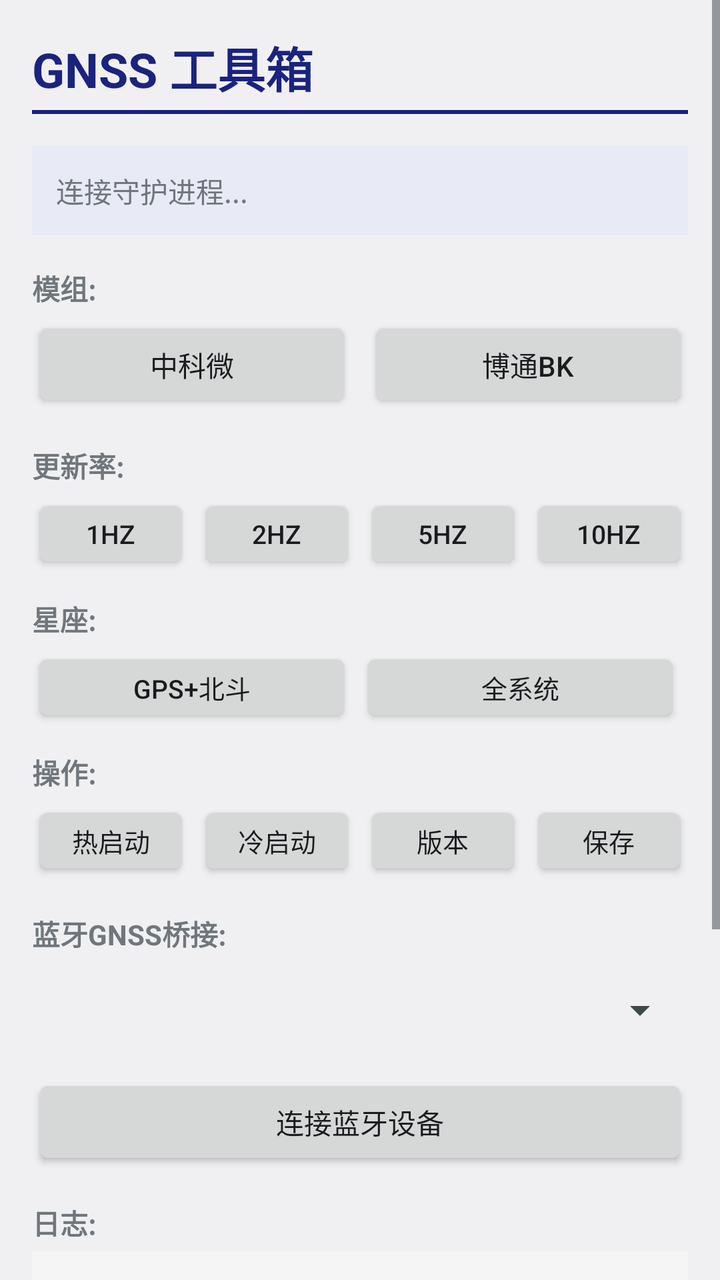
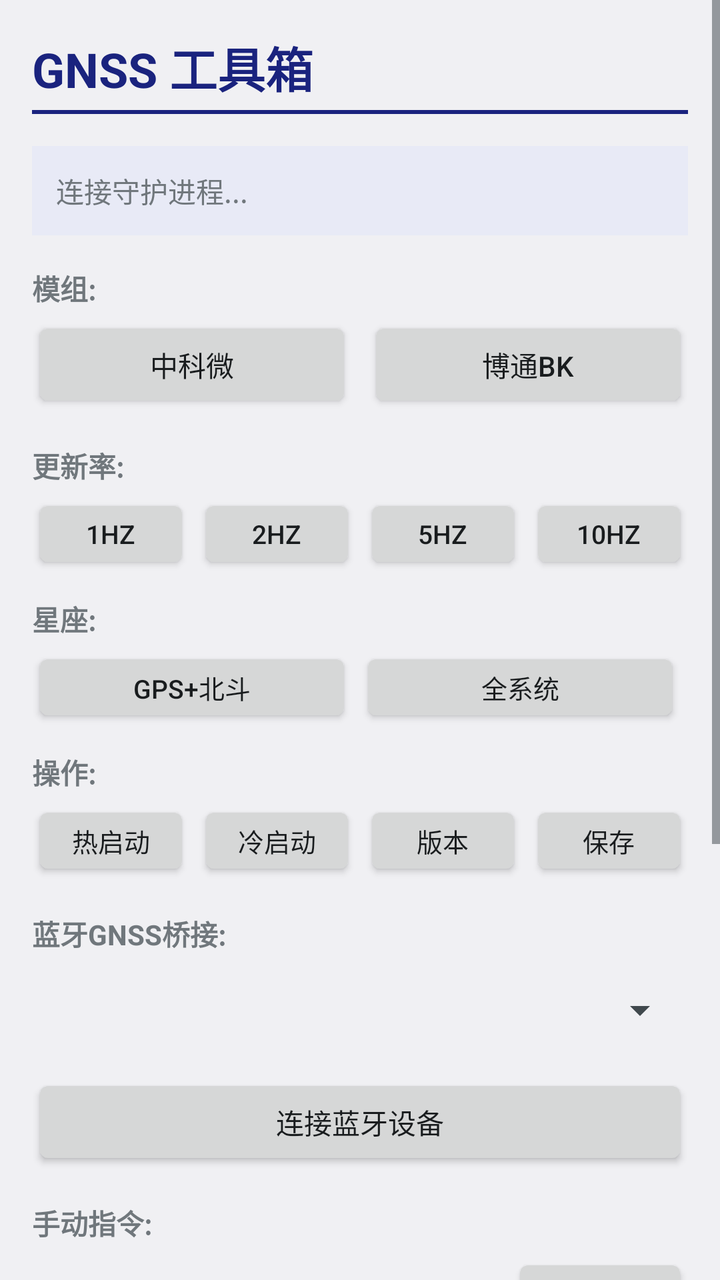

Screens rendered from an Android XML layout before and after an edit, with the pre-edit source and the edit as a unified diff.
<!-- AndroidManifest.xml: application theme android:Theme.DeviceDefault.Light.NoActionBar -->
<!-- res/layout/main.xml -->
<?xml version="1.0" encoding="utf-8"?>
<ScrollView xmlns:android="http://schemas.android.com/apk/res/android"
    android:layout_width="match_parent"
    android:layout_height="match_parent"
    android:fillViewport="true"
    android:fitsSystemWindows="true">

    <LinearLayout
        android:layout_width="match_parent"
        android:layout_height="wrap_content"
        android:orientation="vertical"
        android:padding="16dp">

        
        <TextView
            android:layout_width="wrap_content"
            android:layout_height="wrap_content"
            android:text="GNSS 工具箱"
            android:textSize="24sp"
            android:textStyle="bold"
            android:textColor="#1A237E"
            android:layout_marginBottom="4dp" />

        <View
            android:layout_width="match_parent"
            android:layout_height="2dp"
            android:background="#1A237E"
            android:layout_marginBottom="16dp" />

        
        <TextView
            android:id="@+id/tvStatus"
            android:layout_width="match_parent"
            android:layout_height="wrap_content"
            android:text="连接守护进程..."
            android:textSize="14sp"
            android:padding="12dp"
            android:background="#E8EAF6"
            android:layout_marginBottom="16dp" />

        
        <TextView
            android:layout_width="wrap_content"
            android:layout_height="wrap_content"
            android:text="模组:"
            android:textSize="14sp"
            android:textStyle="bold"
            android:layout_marginBottom="4dp" />

        <LinearLayout
            android:layout_width="match_parent"
            android:layout_height="wrap_content"
            android:orientation="horizontal"
            android:layout_marginBottom="16dp">

            <Button
                android:id="@+id/btnAtgm"
                android:layout_width="0dp"
                android:layout_height="48dp"
                android:layout_weight="1"
                android:layout_marginEnd="4dp"
                android:text="中科微"
                android:textSize="14sp" />

            <Button
                android:id="@+id/btnBk"
                android:layout_width="0dp"
                android:layout_height="48dp"
                android:layout_weight="1"
                android:layout_marginStart="4dp"
                android:text="博通BK"
                android:textSize="14sp" />
        </LinearLayout>

        
        <TextView
            android:layout_width="wrap_content"
            android:layout_height="wrap_content"
            android:text="更新率:"
            android:textSize="14sp"
            android:textStyle="bold"
            android:layout_marginBottom="4dp" />

        <LinearLayout
            android:layout_width="match_parent"
            android:layout_height="wrap_content"
            android:orientation="horizontal"
            android:layout_marginBottom="12dp">

            <Button android:id="@+id/btnRate1" style="?android:attr/buttonStyleSmall"
                android:layout_width="0dp" android:layout_height="40dp" android:layout_weight="1"
                android:layout_marginEnd="4dp" android:text="1Hz" android:textSize="13sp" />
            <Button android:id="@+id/btnRate2" style="?android:attr/buttonStyleSmall"
                android:layout_width="0dp" android:layout_height="40dp" android:layout_weight="1"
                android:layout_marginEnd="4dp" android:text="2Hz" android:textSize="13sp" />
            <Button android:id="@+id/btnRate5" style="?android:attr/buttonStyleSmall"
                android:layout_width="0dp" android:layout_height="40dp" android:layout_weight="1"
                android:layout_marginEnd="4dp" android:text="5Hz" android:textSize="13sp" />
            <Button android:id="@+id/btnRate10" style="?android:attr/buttonStyleSmall"
                android:layout_width="0dp" android:layout_height="40dp" android:layout_weight="1"
                android:text="10Hz" android:textSize="13sp" />
        </LinearLayout>

        
        <TextView
            android:layout_width="wrap_content"
            android:layout_height="wrap_content"
            android:text="星座:"
            android:textSize="14sp"
            android:textStyle="bold"
            android:layout_marginBottom="4dp" />

        <LinearLayout
            android:layout_width="match_parent"
            android:layout_height="wrap_content"
            android:orientation="horizontal"
            android:layout_marginBottom="12dp">

            <Button android:id="@+id/btnSysGpsBd" style="?android:attr/buttonStyleSmall"
                android:layout_width="0dp" android:layout_height="40dp" android:layout_weight="1"
                android:layout_marginEnd="4dp" android:text="GPS+北斗" android:textSize="13sp" />
            <Button android:id="@+id/btnSysAll" style="?android:attr/buttonStyleSmall"
                android:layout_width="0dp" android:layout_height="40dp" android:layout_weight="1"
                android:layout_marginEnd="4dp" android:text="全系统" android:textSize="13sp" />
        </LinearLayout>

        
        <TextView
            android:layout_width="wrap_content"
            android:layout_height="wrap_content"
            android:text="操作:"
            android:textSize="14sp"
            android:textStyle="bold"
            android:layout_marginBottom="4dp" />

        <LinearLayout
            android:layout_width="match_parent"
            android:layout_height="wrap_content"
            android:orientation="horizontal"
            android:layout_marginBottom="16dp">

            <Button android:id="@+id/btnHot" style="?android:attr/buttonStyleSmall"
                android:layout_width="0dp" android:layout_height="40dp" android:layout_weight="1"
                android:layout_marginEnd="4dp" android:text="热启动" android:textSize="13sp" />
            <Button android:id="@+id/btnCold" style="?android:attr/buttonStyleSmall"
                android:layout_width="0dp" android:layout_height="40dp" android:layout_weight="1"
                android:layout_marginEnd="4dp" android:text="冷启动" android:textSize="13sp" />
            <Button android:id="@+id/btnVer" style="?android:attr/buttonStyleSmall"
                android:layout_width="0dp" android:layout_height="40dp" android:layout_weight="1"
                android:layout_marginEnd="4dp" android:text="版本" android:textSize="13sp" />
            <Button android:id="@+id/btnSave" style="?android:attr/buttonStyleSmall"
                android:layout_width="0dp" android:layout_height="40dp" android:layout_weight="1"
                android:text="保存" android:textSize="13sp" />
        </LinearLayout>

        
        <TextView
            android:layout_width="wrap_content"
            android:layout_height="wrap_content"
            android:text="蓝牙GNSS桥接:"
            android:textSize="14sp"
            android:textStyle="bold"
            android:layout_marginBottom="4dp" />

        <Spinner
            android:id="@+id/spBt"
            android:layout_width="match_parent"
            android:layout_height="48dp"
            android:layout_marginBottom="8dp" />

        <Button
            android:id="@+id/btnBtConn"
            android:layout_width="match_parent"
            android:layout_height="48dp"
            android:text="连接蓝牙设备"
            android:textSize="14sp"
            android:layout_marginBottom="16dp" />

        
        <TextView
            android:layout_width="wrap_content"
            android:layout_height="wrap_content"
            android:text="日志:"
            android:textSize="14sp"
            android:textStyle="bold"
            android:layout_marginBottom="4dp" />

        <TextView
            android:id="@+id/tvLog"
            android:layout_width="match_parent"
            android:layout_height="240dp"
            android:textSize="11sp"
            android:fontFamily="monospace"
            android:padding="8dp"
            android:background="#F5F5F5"
            android:scrollbars="vertical" />

    </LinearLayout>
</ScrollView>
<!-- resources referenced by this layout -->
<resources>

</resources>

<!-- the commit's change to res/layout/main.xml (unified diff, before → after) -->
@@ -180,6 +180,42 @@
         <TextView
             android:layout_width="wrap_content"
             android:layout_height="wrap_content"
+            android:text="手动指令:"
+            android:textSize="14sp"
+            android:textStyle="bold"
+            android:layout_marginBottom="4dp" />
+
+        <LinearLayout
+            android:layout_width="match_parent"
+            android:layout_height="wrap_content"
+            android:orientation="horizontal"
+            android:layout_marginBottom="16dp">
+
+            <EditText
+                android:id="@+id/etCmd"
+                android:layout_width="0dp"
+                android:layout_height="48dp"
+                android:layout_weight="1"
+                android:layout_marginEnd="8dp"
+                android:hint="$PCAS06,0 / $POLCFGPTVER"
+                android:textSize="14sp"
+                android:inputType="text"
+                android:maxLines="1"
+                android:imeOptions="actionSend" />
+
+            <Button
+                android:id="@+id/btnSend"
+                android:layout_width="wrap_content"
+                android:layout_height="48dp"
+                android:minWidth="88dp"
+                android:text="发送"
+                android:textSize="14sp" />
+        </LinearLayout>
+
+        
+        <TextView
+            android:layout_width="wrap_content"
+            android:layout_height="wrap_content"
             android:text="日志:"
             android:textSize="14sp"
             android:textStyle="bold"
